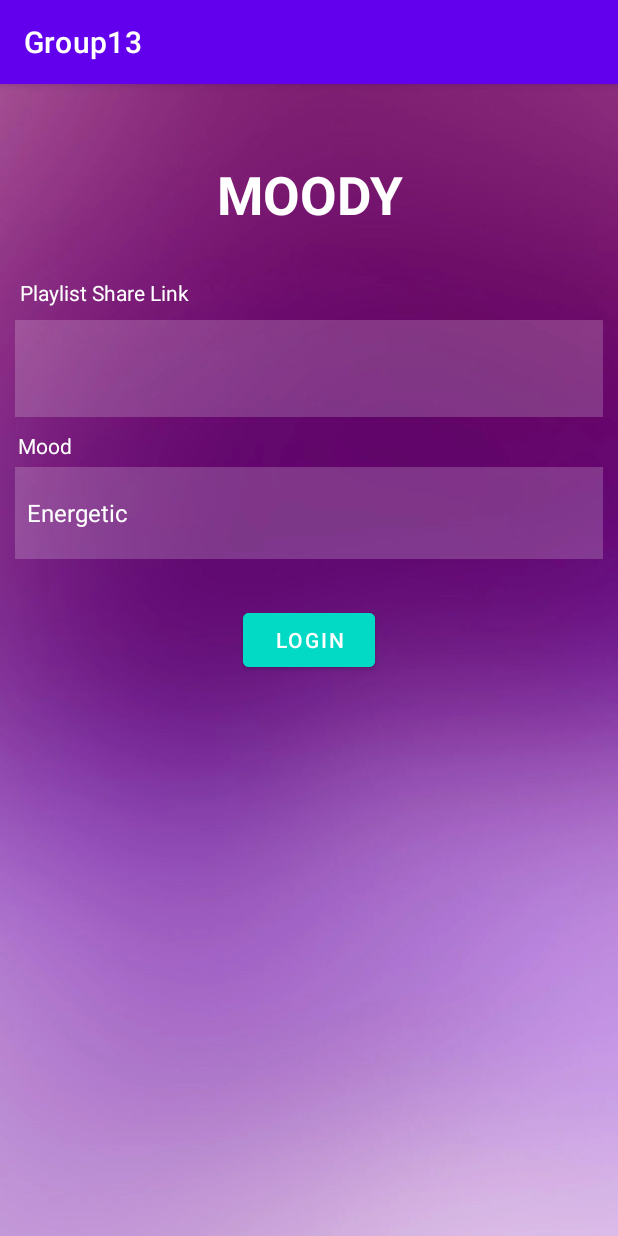
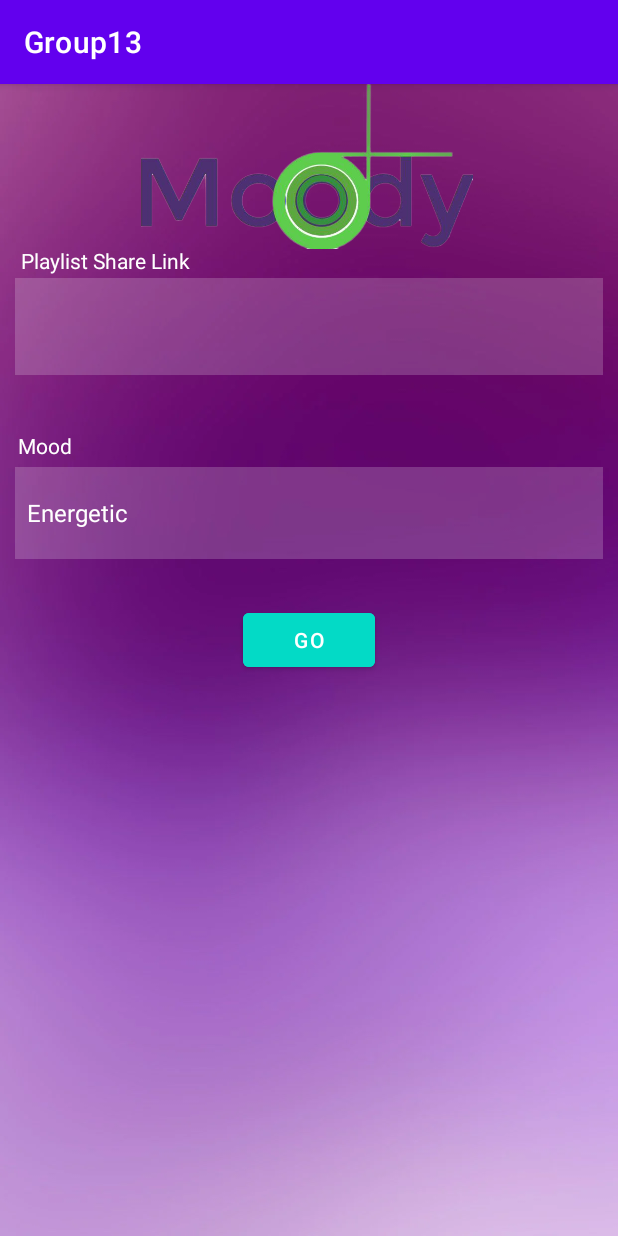
Before and after one commit to CS196Illinois/Group13-SP22, an Android app: the screen it shows after launch (MainActivity), on a phone screen of 412 x 824 dp. Run offline under Robolectric (Android 15) with nearby library versions, the phone set to English and light mode, and no system bars; libraries missing offline, so code that uses them is left out: com.karumi.dexter, com.spotify.android, com.spotify.protocol; 3 statements that could not run were skipped.

Commit message:
UI Design Updates with Logo

```diff
--- a/Project/Group13/app/src/main/res/layout/activity_main.xml
+++ b/Project/Group13/app/src/main/res/layout/activity_main.xml
@@ -1,6 +1,7 @@
 <?xml version="1.0" encoding="utf-8"?>
 <RelativeLayout
     xmlns:android="http://schemas.android.com/apk/res/android"
+    xmlns:app="http://schemas.android.com/apk/res-auto"
     android:layout_width="match_parent"
     android:layout_height="match_parent"
     xmlns:tools="http://schemas.android.com/tools"
@@ -11,12 +12,13 @@
         android:id="@+id/signin"
         android:layout_width="match_parent"
         android:layout_height="wrap_content"
-        android:layout_margin="50dp"
+        android:layout_centerHorizontal="true"
+        android:layout_marginStart="50dp"
+        android:layout_marginTop="50dp"
+        android:layout_marginEnd="50dp"
+        android:layout_marginBottom="50dp"
         android:gravity="center"
-        android:text="MOODY"
-        android:textColor="@color/white"
-        android:textSize="35sp"
-        android:textStyle="bold" />
+        />
 
     <EditText
         android:id="@+id/username"
@@ -46,7 +48,7 @@
         android:layout_marginEnd="20dp"
         android:layout_marginBottom="20dp"
         android:backgroundTint="@color/design_default_color_secondary"
-        android:text="LOGIN" />
+        android:text="GO" />
 
     <Spinner
         android:id="@+id/spinner"
@@ -68,8 +70,8 @@
         android:layout_height="wrap_content"
         android:layout_alignParentStart="true"
         android:layout_alignParentTop="true"
-        android:layout_marginStart="13dp"
-        android:layout_marginTop="129dp"
+        android:layout_marginStart="14dp"
+        android:layout_marginTop="108dp"
         android:text="Playlist Share Link"
         android:textColor="@color/white"
         android:textColorHint="@color/white" />
@@ -85,4 +87,18 @@
         android:text="Mood"
         android:textColor="@color/white"
         android:textColorHint="@color/white" />
+
+    <ImageView
+        android:layout_width="wrap_content"
+        android:layout_height="110dp"
+        android:layout_alignParentStart="true"
+        android:layout_alignParentTop="true"
+        android:layout_alignParentEnd="true"
+        android:layout_centerHorizontal="true"
+        android:layout_marginStart="-1dp"
+        android:layout_marginTop="0dp"
+        android:layout_marginEnd="1dp"
+        android:layout_marginBottom="50dp"
+        android:gravity="center"
+        app:srcCompat="@drawable/moody" />
 </RelativeLayout>
```
Also changed, not shown: Project/Group13/app/src/main/res/drawable/moody.png (added).
